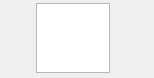
This is src/MEGASync/stalled_issues/gui/macx/StalledIssueActionTitle.ui in meganz/MEGAsync as Qt 5 draws it before an edit. The edited form follows.
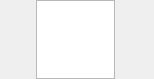
This is the edited form. Custom widgets are drawn as their Qt base class.

```diff
--- a/src/MEGASync/stalled_issues/gui/macx/StalledIssueActionTitle.ui
+++ b/src/MEGASync/stalled_issues/gui/macx/StalledIssueActionTitle.ui
@@ -7,7 +7,7 @@
     <x>0</x>
     <y>0</y>
     <width>154</width>
-    <height>78</height>
+    <height>79</height>
    </rect>
   </property>
   <property name="sizePolicy">
@@ -140,7 +140,7 @@
        <number>0</number>
       </property>
       <property name="rightMargin">
-       <number>5</number>
+       <number>0</number>
       </property>
       <property name="bottomMargin">
        <number>0</number>
@@ -161,13 +161,13 @@
           <number>0</number>
          </property>
          <property name="topMargin">
-          <number>3</number>
+          <number>0</number>
          </property>
          <property name="rightMargin">
           <number>0</number>
          </property>
          <property name="bottomMargin">
-          <number>5</number>
+          <number>0</number>
          </property>
          <item>
           <widget class="QFrame" name="contents">
```
